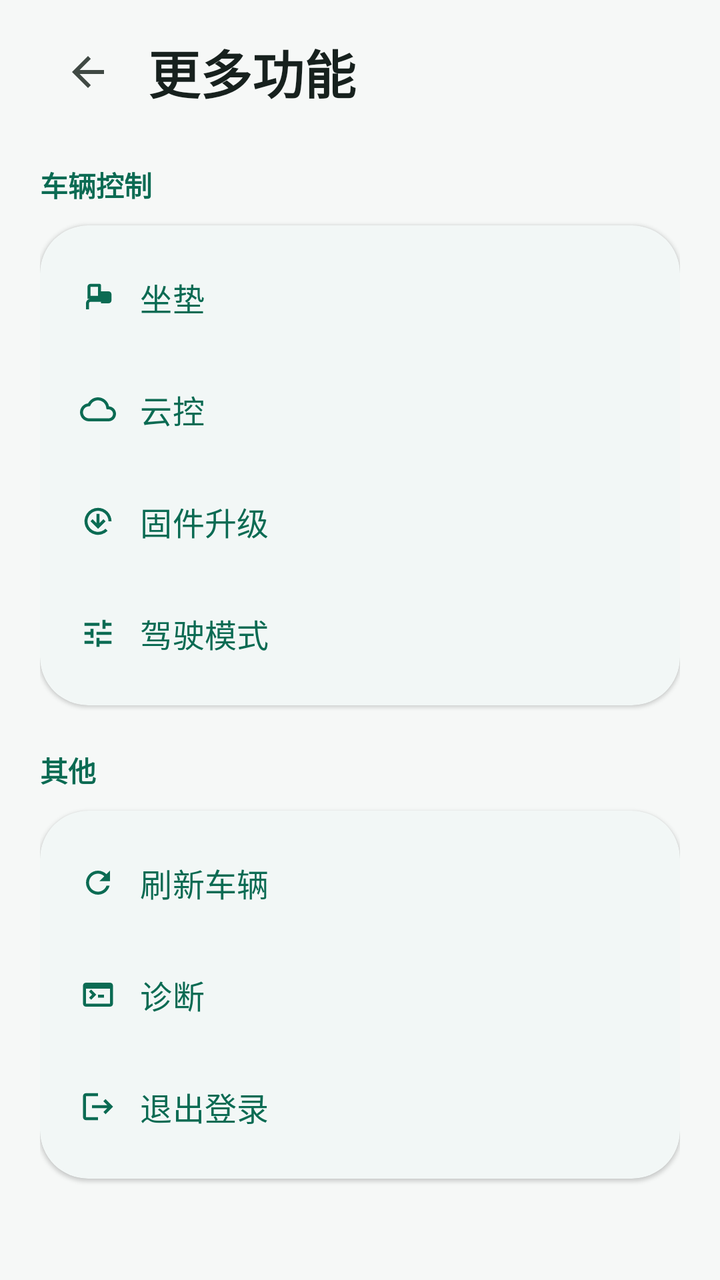
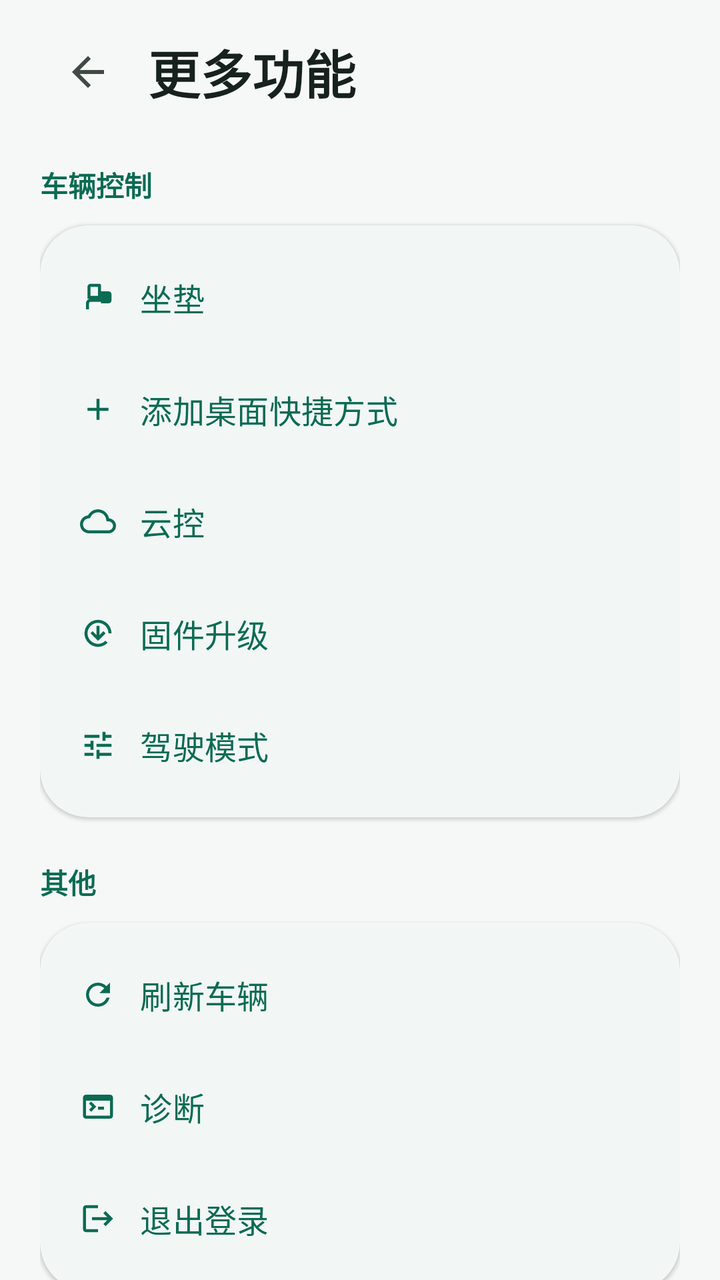

Before-and-after screenshots of an Android layout around one commit, followed by the original layout XML and the change that was made.
<!-- AndroidManifest.xml: application theme Theme.TLKey -->
<!-- res/layout/activity_more.xml -->
<?xml version="1.0" encoding="utf-8"?>
<androidx.core.widget.NestedScrollView xmlns:android="http://schemas.android.com/apk/res/android"
    xmlns:app="http://schemas.android.com/apk/res-auto"
    android:id="@+id/root"
    android:layout_width="match_parent"
    android:layout_height="match_parent"
    android:background="?android:colorBackground"
    android:clipToPadding="false"
    android:fillViewport="true">

    <LinearLayout
        android:layout_width="match_parent"
        android:layout_height="wrap_content"
        android:orientation="vertical"
        android:paddingStart="20dp"
        android:paddingTop="12dp"
        android:paddingEnd="20dp"
        android:paddingBottom="28dp">

        <LinearLayout
            android:layout_width="match_parent"
            android:layout_height="wrap_content"
            android:gravity="center_vertical"
            android:orientation="horizontal">

            <ImageButton
                android:id="@+id/btn_back"
                android:layout_width="48dp"
                android:layout_height="48dp"
                android:background="?attr/selectableItemBackgroundBorderless"
                android:contentDescription="@string/back"
                android:padding="12dp"
                android:src="@drawable/ic_back"
                app:tint="?attr/colorOnSurfaceVariant" />

            <TextView
                android:layout_width="0dp"
                android:layout_height="wrap_content"
                android:layout_marginStart="6dp"
                android:layout_weight="1"
                android:text="@string/more_functions"
                android:textColor="?attr/colorOnSurface"
                android:textSize="26sp"
                android:textStyle="bold" />
        </LinearLayout>

        <TextView
            android:layout_width="wrap_content"
            android:layout_height="wrap_content"
            android:layout_marginTop="22dp"
            android:text="@string/more_vehicle_control"
            android:textColor="?attr/colorPrimary"
            android:textSize="14sp"
            android:textStyle="bold" />

        <com.google.android.material.card.MaterialCardView
            android:layout_width="match_parent"
            android:layout_height="wrap_content"
            android:layout_marginTop="10dp"
            app:cardCornerRadius="24dp"
            app:cardElevation="1dp"
            app:strokeWidth="0dp">

            <LinearLayout
                android:layout_width="match_parent"
                android:layout_height="wrap_content"
                android:orientation="vertical"
                android:padding="8dp">

                <com.google.android.material.button.MaterialButton
                    android:id="@+id/btn_seat"
                    style="@style/Widget.Material3.Button.TextButton"
                    android:layout_width="match_parent"
                    android:layout_height="56dp"
                    android:gravity="start|center_vertical"
                    android:insetTop="0dp"
                    android:insetBottom="0dp"
                    android:text="@string/seat"
                    android:textAllCaps="false"
                    android:textSize="16sp"
                    app:cornerRadius="16dp"
                    app:icon="@drawable/ic_seat"
                    app:iconGravity="textStart"
                    app:iconPadding="12dp" />

                <com.google.android.material.button.MaterialButton
                    android:id="@+id/btn_cloud"
                    style="@style/Widget.Material3.Button.TextButton"
                    android:layout_width="match_parent"
                    android:layout_height="56dp"
                    android:gravity="start|center_vertical"
                    android:insetTop="0dp"
                    android:insetBottom="0dp"
                    android:text="@string/cloud_control"
                    android:textAllCaps="false"
                    android:textSize="16sp"
                    app:cornerRadius="16dp"
                    app:icon="@drawable/ic_cloud"
                    app:iconGravity="textStart"
                    app:iconPadding="12dp" />

                <com.google.android.material.button.MaterialButton
                    android:id="@+id/btn_ota"
                    style="@style/Widget.Material3.Button.TextButton"
                    android:layout_width="match_parent"
                    android:layout_height="56dp"
                    android:gravity="start|center_vertical"
                    android:insetTop="0dp"
                    android:insetBottom="0dp"
                    android:text="@string/ota_title"
                    android:textAllCaps="false"
                    android:textSize="16sp"
                    app:cornerRadius="16dp"
                    app:icon="@drawable/ic_ota"
                    app:iconGravity="textStart"
                    app:iconPadding="12dp" />

                <com.google.android.material.button.MaterialButton
                    android:id="@+id/btn_ecu"
                    style="@style/Widget.Material3.Button.TextButton"
                    android:layout_width="match_parent"
                    android:layout_height="56dp"
                    android:gravity="start|center_vertical"
                    android:insetTop="0dp"
                    android:insetBottom="0dp"
                    android:text="@string/ecu_title"
                    android:textAllCaps="false"
                    android:textSize="16sp"
                    app:cornerRadius="16dp"
                    app:icon="@drawable/ic_ecu"
                    app:iconGravity="textStart"
                    app:iconPadding="12dp" />
            </LinearLayout>
        </com.google.android.material.card.MaterialCardView>

        <TextView
            android:layout_width="wrap_content"
            android:layout_height="wrap_content"
            android:layout_marginTop="22dp"
            android:text="@string/more_other"
            android:textColor="?attr/colorPrimary"
            android:textSize="14sp"
            android:textStyle="bold" />

        <com.google.android.material.card.MaterialCardView
            android:layout_width="match_parent"
            android:layout_height="wrap_content"
            android:layout_marginTop="10dp"
            app:cardCornerRadius="24dp"
            app:cardElevation="1dp"
            app:strokeWidth="0dp">

            <LinearLayout
                android:layout_width="match_parent"
                android:layout_height="wrap_content"
                android:orientation="vertical"
                android:padding="8dp">

                <com.google.android.material.button.MaterialButton
                    android:id="@+id/btn_refresh"
                    style="@style/Widget.Material3.Button.TextButton"
                    android:layout_width="match_parent"
                    android:layout_height="56dp"
                    android:gravity="start|center_vertical"
                    android:insetTop="0dp"
                    android:insetBottom="0dp"
                    android:text="@string/refresh_vehicles"
                    android:textAllCaps="false"
                    android:textSize="16sp"
                    app:cornerRadius="16dp"
                    app:icon="@drawable/ic_refresh"
                    app:iconGravity="textStart"
                    app:iconPadding="12dp" />

                <com.google.android.material.button.MaterialButton
                    android:id="@+id/btn_diagnostics"
                    style="@style/Widget.Material3.Button.TextButton"
                    android:layout_width="match_parent"
                    android:layout_height="56dp"
                    android:gravity="start|center_vertical"
                    android:insetTop="0dp"
                    android:insetBottom="0dp"
                    android:text="@string/diagnostics"
                    android:textAllCaps="false"
                    android:textSize="16sp"
                    app:cornerRadius="16dp"
                    app:icon="@drawable/ic_terminal"
                    app:iconGravity="textStart"
                    app:iconPadding="12dp" />

                <com.google.android.material.button.MaterialButton
                    android:id="@+id/btn_logout"
                    style="@style/Widget.Material3.Button.TextButton"
                    android:layout_width="match_parent"
                    android:layout_height="56dp"
                    android:gravity="start|center_vertical"
                    android:insetTop="0dp"
                    android:insetBottom="0dp"
                    android:text="@string/logout"
                    android:textAllCaps="false"
                    android:textSize="16sp"
                    app:cornerRadius="16dp"
                    app:icon="@drawable/ic_logout"
                    app:iconGravity="textStart"
                    app:iconPadding="12dp" />
            </LinearLayout>
        </com.google.android.material.card.MaterialCardView>

        <TextView
            android:id="@+id/tv_more_status"
            android:layout_width="match_parent"
            android:layout_height="wrap_content"
            android:layout_marginTop="16dp"
            android:lineSpacingExtra="2dp"
            android:textColor="?attr/colorOnSurfaceVariant"
            android:textSize="13sp"
            android:visibility="gone" />
    </LinearLayout>
</androidx.core.widget.NestedScrollView>
<!-- resources referenced by this layout -->
<resources>
  <!-- drawable ic_back (drawable) -->
  <?xml version="1.0" encoding="utf-8"?>
  <vector xmlns:android="http://schemas.android.com/apk/res/android"
      android:width="24dp"
      android:height="24dp"
      android:viewportWidth="24"
      android:viewportHeight="24">
      <path
          android:fillColor="#FF000000"
          android:pathData="M20,11H7.83l5.59,-5.59L12,4l-8,8 8,8 1.41,-1.41L7.83,13H20v-2z" />
  </vector>
  <!-- drawable ic_ecu (drawable) -->
  <vector xmlns:android="http://schemas.android.com/apk/res/android"
      android:width="24dp"
      android:height="24dp"
      android:viewportWidth="24"
      android:viewportHeight="24">
      <path
          android:fillColor="@android:color/white"
          android:pathData="M3,17v2h6v-2H3zM3,5v2h10V5H3zM13,21v-2h8v-2h-8v-2h-2v6h2zM7,9v2H3v2h4v2h2V9H7zM21,13v-2H11v2h10zM15,9h2V7h4V5h-4V3h-2v6z" />
  </vector>
  <!-- drawable ic_logout (drawable) -->
  <?xml version="1.0" encoding="utf-8"?>
  <vector xmlns:android="http://schemas.android.com/apk/res/android"
      android:width="24dp"
      android:height="24dp"
      android:viewportWidth="24"
      android:viewportHeight="24">
      <path
          android:fillColor="#FF000000"
          android:pathData="M17,7l-1.41,1.41L18.17,11H8v2h10.17l-2.58,2.58L17,17l5,-5zM4,5h8V3H4c-1.1,0 -2,0.9 -2,2v14c0,1.1 0.9,2 2,2h8v-2H4V5z" />
  </vector>
  <!-- drawable ic_ota (drawable) -->
  <vector xmlns:android="http://schemas.android.com/apk/res/android"
      android:width="24dp"
      android:height="24dp"
      android:viewportWidth="24"
      android:viewportHeight="24">
      <path
          android:fillColor="@android:color/white"
          android:pathData="M12,3a9,9 0,0 1,9 9h-2a7,7 0,1 0,-2.05 4.95l1.41,1.41A9,9 0,1 1,12 3zM11,7h2v6.17l2.59,-2.58L17,12l-5,5 -5,-5 1.41,-1.41L11,13.17z" />
  </vector>
  <!-- drawable ic_terminal (drawable) -->
  <?xml version="1.0" encoding="utf-8"?>
  <vector xmlns:android="http://schemas.android.com/apk/res/android"
      android:width="24dp"
      android:height="24dp"
      android:viewportWidth="24"
      android:viewportHeight="24">
      <path
          android:fillColor="#FF000000"
          android:pathData="M20,4H4C2.89,4 2,4.9 2,6v12c0,1.1 0.89,2 2,2h16c1.1,0 2,-0.9 2,-2V6c0,-1.1 -0.9,-2 -2,-2zM20,18H4V8h16v10zM6,10l2,2 -2,2 1.4,1.4L10.8,12 7.4,8.6 6,10zM12,14h4v-2h-4v2z" />
  </vector>
  <string name="back">返回</string>
  <string name="cloud_control">云控</string>
  <string name="diagnostics">诊断</string>
  <string name="ecu_title">驾驶模式</string>
  <string name="logout">退出登录</string>
  <string name="more_functions">更多功能</string>
  <string name="more_other">其他</string>
  <string name="more_vehicle_control">车辆控制</string>
  <string name="ota_title">固件升级</string>
  <string name="refresh_vehicles">刷新车辆</string>
  <string name="seat">坐垫</string>
  <color name="primary">#0B6B53</color>
  <color name="on_primary">#FFFFFF</color>
  <color name="primary_container">#C9F3E1</color>
  <color name="on_primary_container">#002117</color>
  <color name="secondary">#4B635A</color>
  <color name="on_secondary">#FFFFFF</color>
  <color name="secondary_container">#CEE9DD</color>
  <color name="on_secondary_container">#072018</color>
  <color name="surface">#FFFFFF</color>
  <color name="on_surface">#17211E</color>
  <color name="surface_variant">#DCE5E0</color>
  <color name="on_surface_variant">#404944</color>
  <color name="outline">#707974</color>
  <color name="error">#B3261E</color>
  <color name="background">#F6F8F7</color>
  <!-- unchanged entries left out for length: 4 -->
</resources>

<!-- the commit's change to res/layout/activity_more.xml (unified diff, before → after) -->
@@ -84,6 +84,22 @@
                     app:iconPadding="12dp" />
 
                 <com.google.android.material.button.MaterialButton
+                    android:id="@+id/btn_add_shortcut"
+                    style="@style/Widget.Material3.Button.TextButton"
+                    android:layout_width="match_parent"
+                    android:layout_height="56dp"
+                    android:gravity="start|center_vertical"
+                    android:insetTop="0dp"
+                    android:insetBottom="0dp"
+                    android:text="@string/add_shortcut"
+                    android:textAllCaps="false"
+                    android:textSize="16sp"
+                    app:cornerRadius="16dp"
+                    app:icon="@drawable/ic_add"
+                    app:iconGravity="textStart"
+                    app:iconPadding="12dp" />
+
+                <com.google.android.material.button.MaterialButton
                     android:id="@+id/btn_cloud"
                     style="@style/Widget.Material3.Button.TextButton"
                     android:layout_width="match_parent"
<!-- resource entries referenced after the edit -->
@@ -1,5 +1,16 @@
 <!-- resources referenced by this layout -->
 <resources>
+  <!-- drawable ic_add (drawable) -->
+  <?xml version="1.0" encoding="utf-8"?>
+  <vector xmlns:android="http://schemas.android.com/apk/res/android"
+      android:width="24dp"
+      android:height="24dp"
+      android:viewportWidth="24"
+      android:viewportHeight="24">
+      <path
+          android:fillColor="#FFFFFFFF"
+          android:pathData="M19,13h-6v6h-2v-6H5v-2h6V5h2v6h6v2z" />
+  </vector>
   <!-- drawable ic_back (drawable) -->
   <?xml version="1.0" encoding="utf-8"?>
   <vector xmlns:android="http://schemas.android.com/apk/res/android"
@@ -53,6 +64,7 @@
           android:fillColor="#FF000000"
           android:pathData="M20,4H4C2.89,4 2,4.9 2,6v12c0,1.1 0.89,2 2,2h16c1.1,0 2,-0.9 2,-2V6c0,-1.1 -0.9,-2 -2,-2zM20,18H4V8h16v10zM6,10l2,2 -2,2 1.4,1.4L10.8,12 7.4,8.6 6,10zM12,14h4v-2h-4v2z" />
   </vector>
+  <string name="add_shortcut">添加桌面快捷方式</string>
   <string name="back">返回</string>
   <string name="cloud_control">云控</string>
   <string name="diagnostics">诊断</string>
